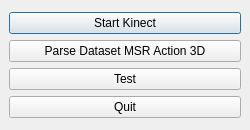
Old version of the form KinectProject/PrivacyFilters/mainwindow.ui in the repository d3ce1t/PrivacyProject.
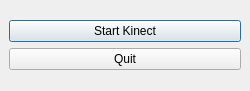
New version of the form. Icons and pictures are not drawn.

Diff of the .ui file:
```diff
--- a/KinectProject/PrivacyFilters/mainwindow.ui
+++ b/KinectProject/PrivacyFilters/mainwindow.ui
@@ -7,7 +7,7 @@
     <x>0</x>
     <y>0</y>
     <width>250</width>
-    <height>130</height>
+    <height>91</height>
    </rect>
   </property>
   <property name="minimumSize">
@@ -37,20 +37,6 @@
         </property>
        </widget>
       </item>
-      <item>
-       <widget class="QPushButton" name="btnParseDataset">
-        <property name="text">
-         <string>Parse Dataset MSR Action 3D</string>
-        </property>
-       </widget>
-      </item>
-      <item>
-       <widget class="QPushButton" name="btnTest">
-        <property name="text">
-         <string>Test</string>
-        </property>
-       </widget>
-      </item>
       <item>
        <widget class="QPushButton" name="btnQuit">
         <property name="text">
```
